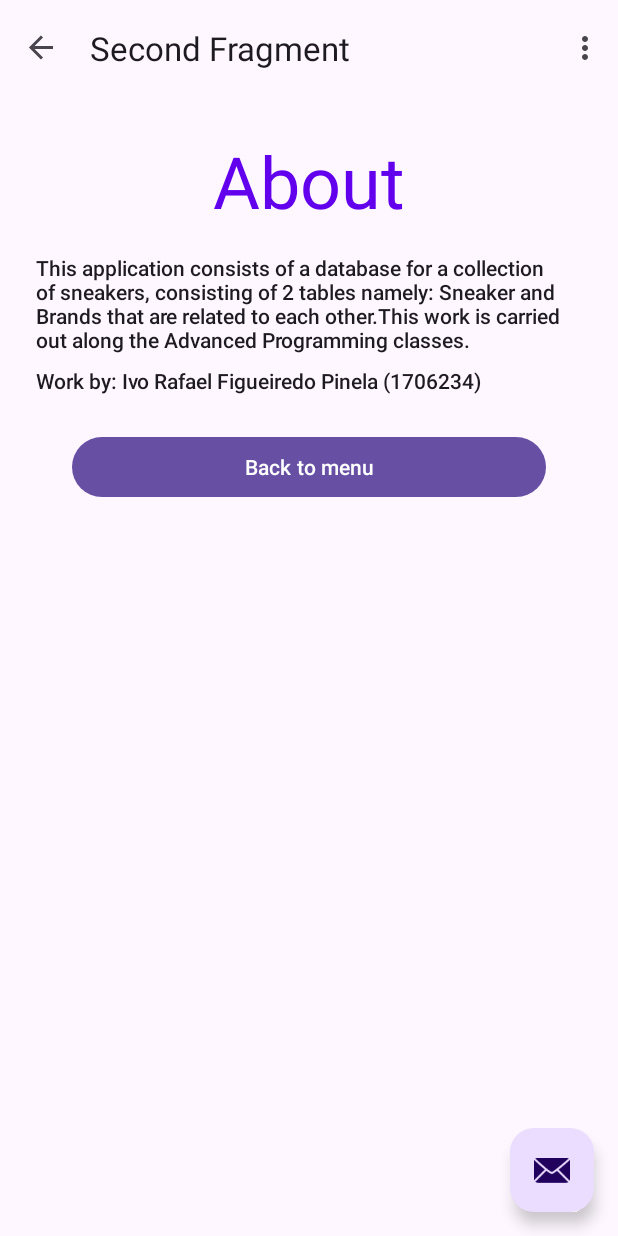
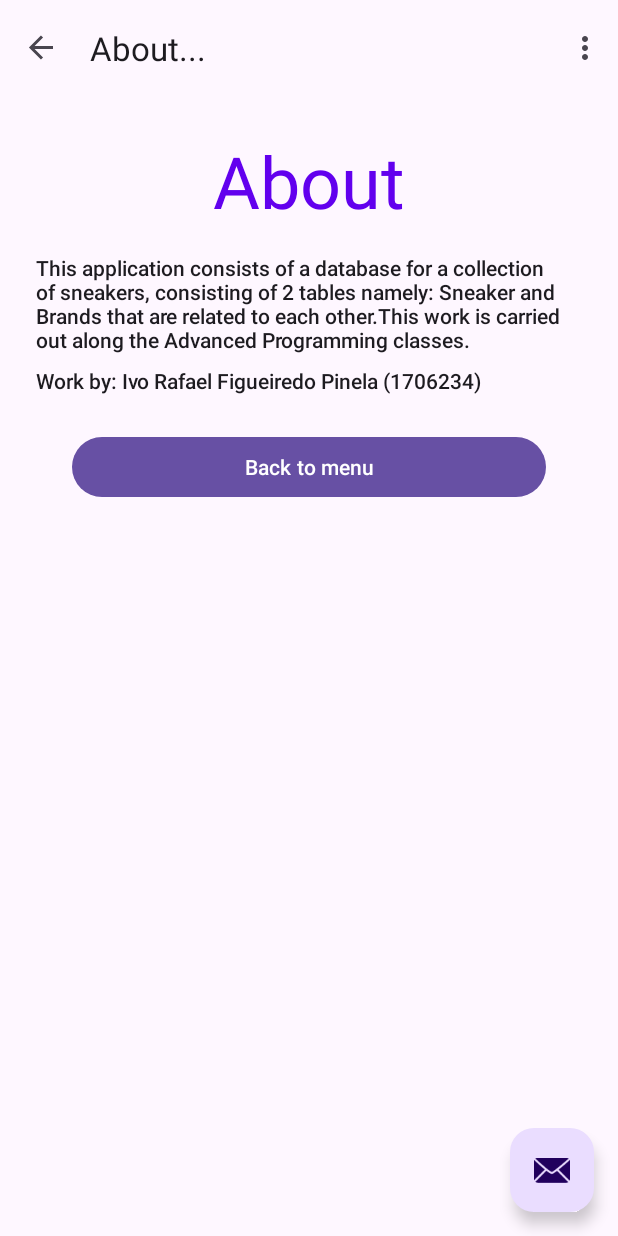
Before and after one commit to IvoPinela/Sapatilhas, an Android app: the screen it shows after launch (MainActivity), after a tap on "ABOUT", on a phone screen of 412 x 824 dp. Run offline under Robolectric (Android 15) with nearby library versions, the phone set to English and light mode, and no system bars; our stand-ins replace navigation-ui.

Commit message:
Alterados os identificadores de navegação e Strings

```diff
--- a/app/src/main/java/pt/ipg/sapatilhas/MenuPrincipalFragment.kt
+++ b/app/src/main/java/pt/ipg/sapatilhas/MenuPrincipalFragment.kt
@@ -33,7 +33,7 @@ class MenuPrincipalFragment : Fragment() {
         super.onViewCreated(view, savedInstanceState)
 
         binding.buttonSobre.setOnClickListener {
-            findNavController().navigate(R.id.action_FirstFragment_to_SecondFragment)
+            findNavController().navigate(R.id.action_MenuPrincipalFragment_to_SobreFragment)
         }
     }
 
--- a/app/src/main/java/pt/ipg/sapatilhas/SobreFragment.kt
+++ b/app/src/main/java/pt/ipg/sapatilhas/SobreFragment.kt
@@ -33,7 +33,7 @@ class SobreFragment : Fragment() {
         super.onViewCreated(view, savedInstanceState)
 
         binding.buttonBackToMenu.setOnClickListener {
-            findNavController().navigate(R.id.action_SecondFragment_to_FirstFragment)
+            findNavController().navigate(R.id.action_SobreFragment_to_MenuPrincipalFragment)
         }
     }
 
--- a/app/src/main/res/navigation/nav_graph.xml
+++ b/app/src/main/res/navigation/nav_graph.xml
@@ -8,21 +8,21 @@
     <fragment
         android:id="@+id/MenuPrincipalFragment"
         android:name="pt.ipg.sapatilhas.MenuPrincipalFragment"
-        android:label="@string/first_fragment_label"
+        android:label="@string/MenuPrincipal_fragment_label"
         tools:layout="@layout/fragment_menu_principal">
 
         <action
-            android:id="@+id/action_FirstFragment_to_SecondFragment"
+            android:id="@+id/action_MenuPrincipalFragment_to_SobreFragment"
             app:destination="@id/SobreFragment" />
     </fragment>
     <fragment
         android:id="@+id/SobreFragment"
         android:name="pt.ipg.sapatilhas.SobreFragment"
-        android:label="@string/second_fragment_label"
+        android:label="@string/sobre_fragment_label"
         tools:layout="@layout/fragment_sobre">
 
         <action
-            android:id="@+id/action_SecondFragment_to_FirstFragment"
+            android:id="@+id/action_SobreFragment_to_MenuPrincipalFragment"
             app:destination="@id/MenuPrincipalFragment" />
     </fragment>
 </navigation>
--- a/app/src/main/res/values/strings.xml
+++ b/app/src/main/res/values/strings.xml
@@ -2,8 +2,8 @@
     <string name="app_name">Sapatilhas</string>
     <string name="action_settings">Settings</string>
     <!-- Strings used for fragments for navigation -->
-    <string name="first_fragment_label">First Fragment</string>
-    <string name="second_fragment_label">Second Fragment</string>
+    <string name="MenuPrincipal_fragment_label">Main Menu</string>
+    <string name="sobre_fragment_label">About...</string>
     <string name="next">Next</string>
     <string name="sneaker">Sneaker</string>
     <string name="Brand">Brand</string>
@@ -11,6 +11,7 @@
     <string name="Search">Search</string>
     <string name="previous">Previous</string>
     <string name="back">Back to  menu</string>
+
     <string name="Text">This application consists of a database for a collection of sneakers, consisting of 2 tables namely: Sneaker and Brands that are related to each other.This work is carried out along the Advanced Programming classes.
 </string>
     <string name="madeby">Work by: Ivo Rafael Figueiredo Pinela (1706234)</string>
```
